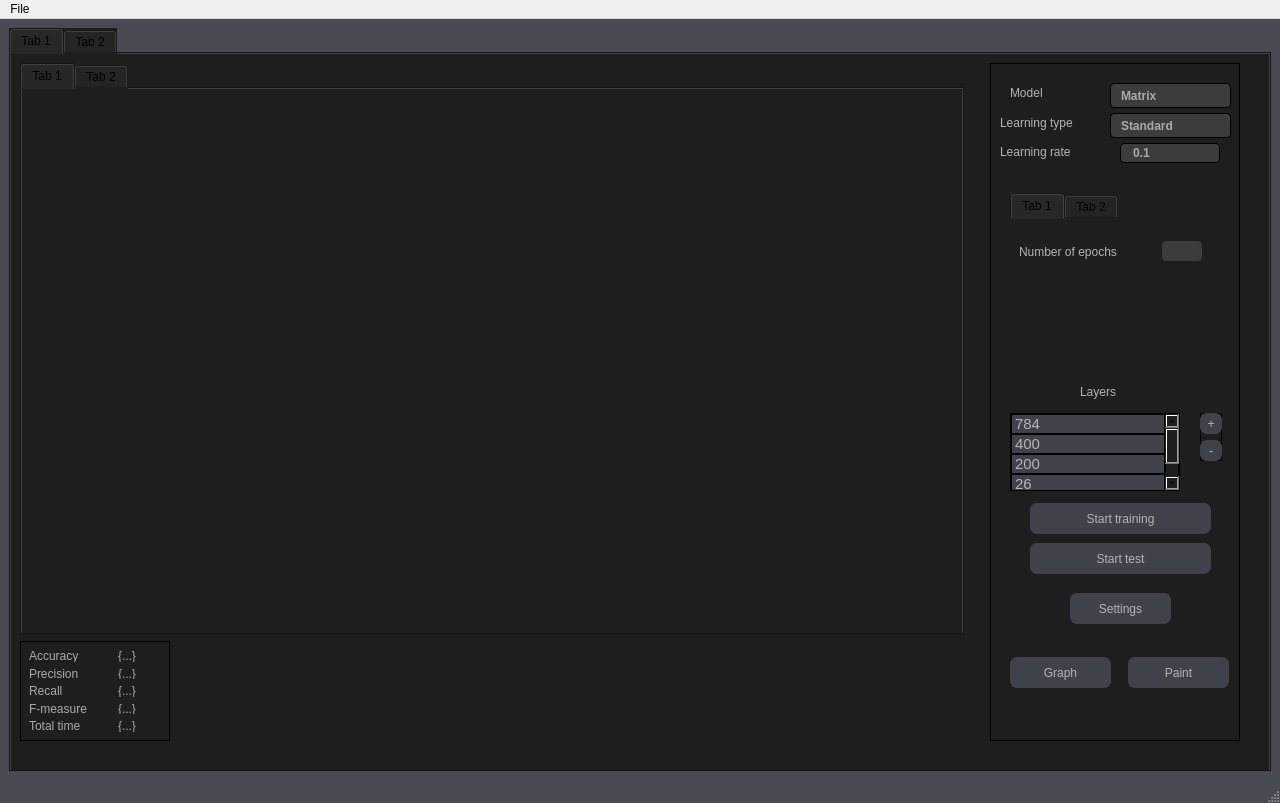
This is src/view/mainwindow.ui in Lunarskii/MLP as Qt 5 draws it before an edit. The edited form follows.
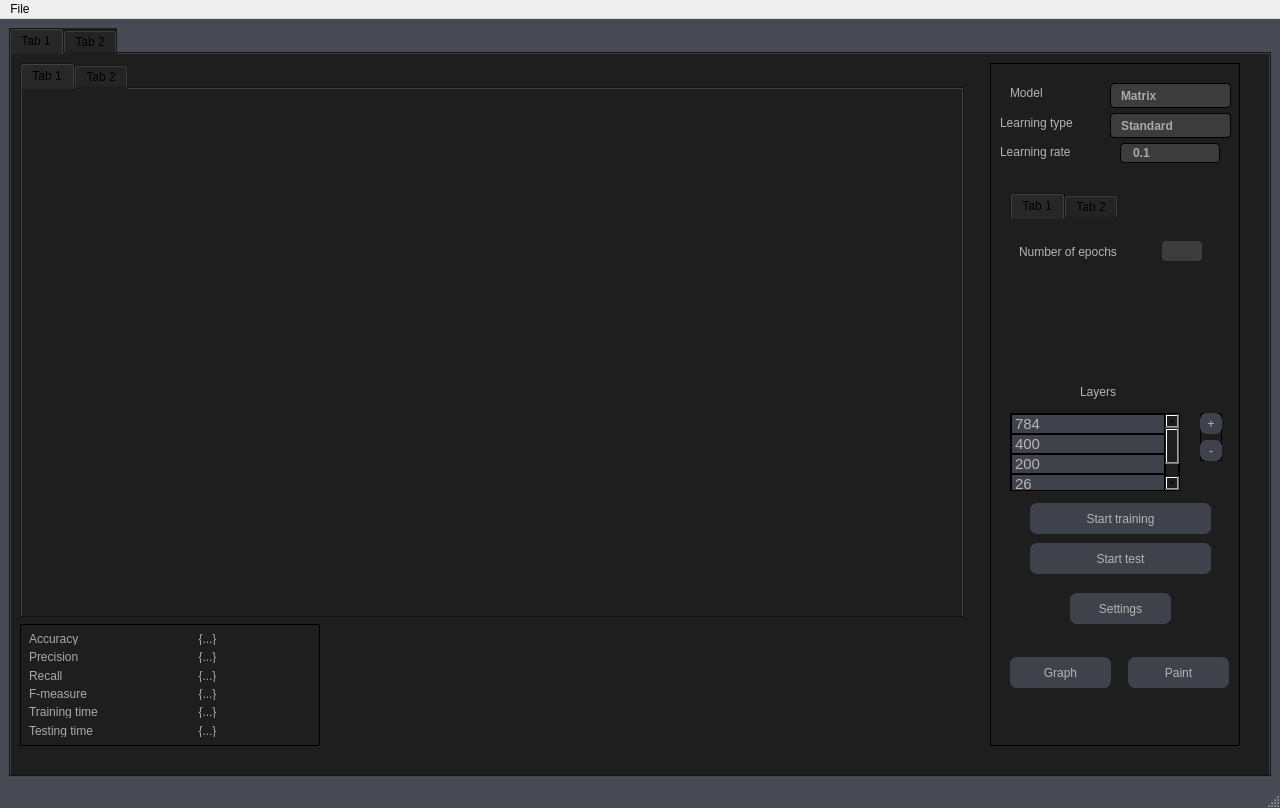
This is the edited form. Icons and pictures are not drawn.

Commit message: Now more letters are displayed in metrics without opening. Added training time and testing time to the metrics widget

The edit to the form file:
```diff
--- a/src/view/mainwindow.ui
+++ b/src/view/mainwindow.ui
@@ -96,13 +96,13 @@
           <property name="minimumSize">
            <size>
             <width>150</width>
-            <height>100</height>
+            <height>120</height>
            </size>
           </property>
           <property name="maximumSize">
            <size>
-            <width>150</width>
-            <height>100</height>
+            <width>300</width>
+            <height>240</height>
            </size>
           </property>
           <property name="styleSheet">
@@ -197,7 +197,7 @@
                 <string notr="true"/>
                </property>
                <property name="text">
-                <string>Total time</string>
+                <string>Training time</string>
                </property>
               </widget>
              </item>
@@ -248,7 +248,32 @@
               </widget>
              </item>
              <item row="4" column="1">
-              <widget class="QLabel" name="totalTimeValue">
+              <widget class="QLabel" name="trainingTimeValue">
+               <property name="text">
+                <string>{...}</string>
+               </property>
+               <property name="alignment">
+                <set>Qt::AlignCenter</set>
+               </property>
+              </widget>
+             </item>
+             <item row="5" column="0">
+              <widget class="QLabel" name="labelTestingTime">
+               <property name="font">
+                <font>
+                 <pointsize>-1</pointsize>
+                </font>
+               </property>
+               <property name="styleSheet">
+                <string notr="true"/>
+               </property>
+               <property name="text">
+                <string>Testing time</string>
+               </property>
+              </widget>
+             </item>
+             <item row="5" column="1">
+              <widget class="QLabel" name="testingTimeValue">
                <property name="text">
                 <string>{...}</string>
                </property>
```
Left out of the diff: 2 changed lines with no effect on the pictures. The commit also changes 2 other files.
